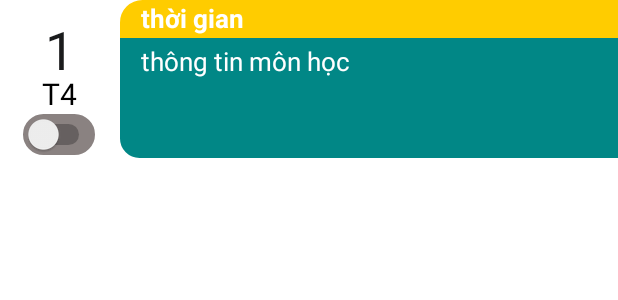
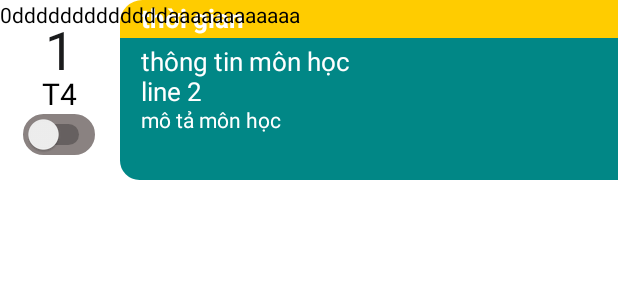
Before and after one commit to tuantruongdev/timewizard2, an Android app: the layout adaper_view_layout.xml on its own in the app's theme, with its tools: preview values and no code run, on a phone screen of 412 x 824 dp. Shown: the top 300 px of the screen. Run offline under Robolectric (Android 15) with nearby library versions, the phone set to English and light mode, and no system bars.

Commit message:
im just working

```diff
--- a/app/src/main/res/layout/adaper_view_layout.xml
+++ b/app/src/main/res/layout/adaper_view_layout.xml
@@ -7,7 +7,7 @@
     android:weightSum="100"
     android:background="@color/white"
     android:layout_height="match_parent"
-
+    android:id="@+id/idrelalayout"
     >
 
 <Switch
@@ -57,6 +57,9 @@
     android:background="@drawable/rounded_corner"
 android:layout_marginLeft="80dp"
         android:textStyle="bold"
+
+
+
     ></TextView>
     <View
         android:layout_width="match_parent"
@@ -67,17 +70,65 @@ android:layout_marginLeft="80dp"
 
    <TextView
 
-       android:background="@drawable/round_cornerbottom"
+       android:background="@color/teal_700"
        android:layout_width="match_parent"
-       android:layout_height="80dp"
+       android:layout_height="50dp"
         android:id="@+id/tv2"
        android:paddingLeft="14dp"
        android:paddingTop="3dp"
        android:layout_marginLeft="80dp"
        android:layout_below="@+id/tv1"
-       android:text="thông tin môn học"
+       android:text="thông tin môn học\nline 2"
         android:textColor="@color/white"
 
-       android:textSize="17dp"></TextView>
+       android:textSize="17dp"
+
+
+       >
+       </TextView>
+
+    <TextView
+
+        android:background="@drawable/round_cornerbottom"
+        android:layout_width="match_parent"
+        android:layout_height="50dp"
+        android:id="@+id/tvInfo"
+        android:paddingLeft="14dp"
+        android:layout_marginTop="-5dp"
+
+        android:layout_marginLeft="80dp"
+        android:layout_below="@+id/tv2"
+        android:text="mô tả môn học"
+        android:textColor="@color/white"
+
+        android:textSize="14dp"
+
+
+        >
+
+
+
+
+
+   </TextView>
+
+
+    <TextView
+        android:layout_width="wrap_content"
+        android:layout_height="wrap_content"
+        android:text="0dddddddddddddaaaaaaaaaaaa"
+        android:textColor="@color/black"
+        android:id="@+id/tvidOfevent"
+        android:visibility="visible">
+    </TextView>
+
+
+
+
+
+
+
+
+
 
     </RelativeLayout>
```
Also changed, not shown: app/src/main/java/com/example/testnavbottom/Classview.java (+9 -2 lines), app/src/main/java/com/example/testnavbottom/DatabaseHelper.java (+19 -20 lines), app/src/main/java/com/example/testnavbottom/classListAdaper.java (+282 -5 lines), app/src/main/java/com/example/testnavbottom/ui/home/HomeFragment.java (+18 -18 lines).
